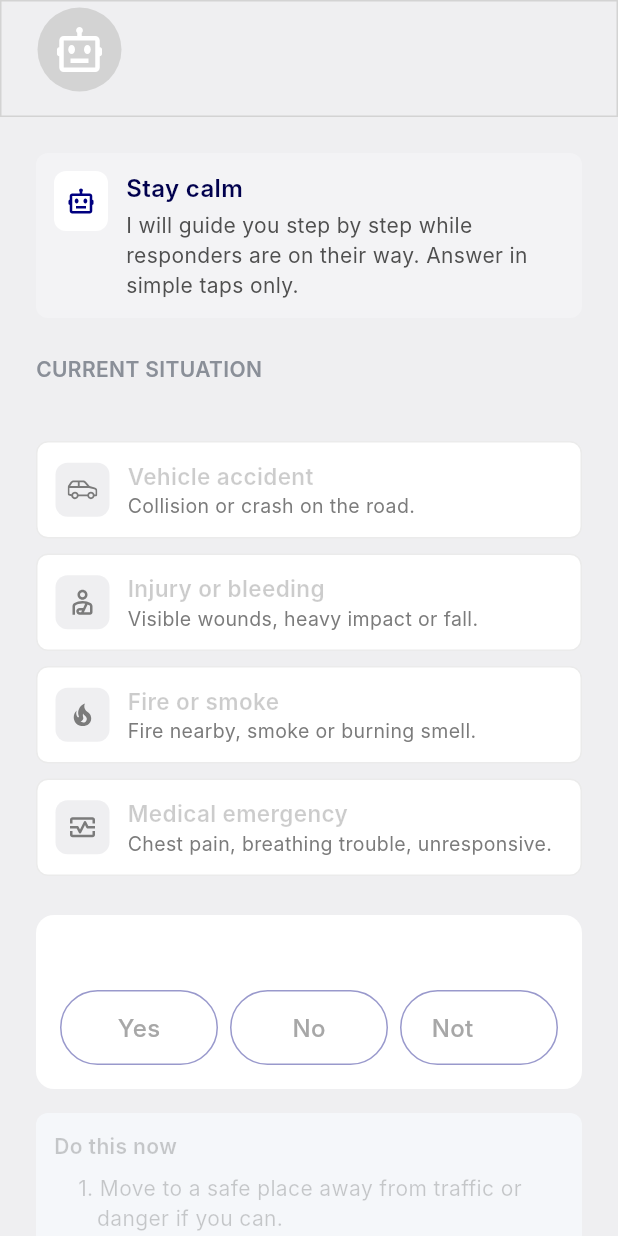
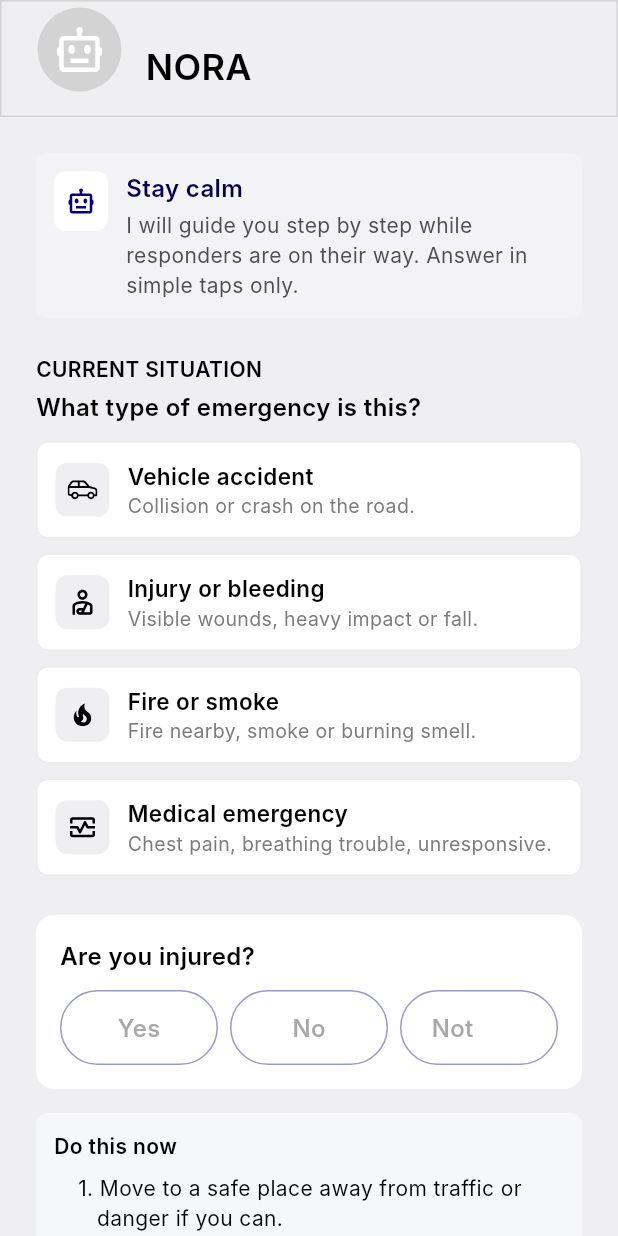
Before and after one commit to Tupo215/ResQMe, a Flutter app: the AiGuidanceScreen screen opened directly, on a phone screen of 412 x 824 dp. Run offline on Flutter 3.47's test engine with Material 3 defaults, Android fonts, the phone set to English and light mode, and no system bars; our stand-ins replace flutter_svg, geolocator, shared_preferences, speech_to_text; accounts and stored records are empty; Roboto replaces fonts that are missing (Inter).

Commit message:
4th commit

```diff
--- a/lib/screens/ai_guidance_screen.dart
+++ b/lib/screens/ai_guidance_screen.dart
@@ -55,8 +55,8 @@ class _AiGuidanceScreenState extends State<AiGuidanceScreen> {
                   const SizedBox(width: 16),
                   const Expanded(
                     child: Text('NORA',
-                        style: TextStyle(
-                            color: Color(0xFF00000033),
+                        style: const TextStyle(
+                            color: Colors.black,
                             fontSize: 24, fontFamily: 'Inter',
                             fontWeight: FontWeight.w600, height: 1.40)),
                   ),
@@ -123,13 +123,13 @@ class _AiGuidanceScreenState extends State<AiGuidanceScreen> {
 
                   // ── Emergency type ────────────────────────────────
                   const Text('CURRENT SITUATION',
-                      style: TextStyle(color: Color(0xFF8A8F98), fontSize: 14,
+                      style: TextStyle(color: Colors.black, fontSize: 14,
                           fontFamily: 'Inter', fontWeight: FontWeight.w600,
                           height: 1.40)),
                   const SizedBox(height: 4),
                   const Text('What type of emergency is this?',
-                      style: TextStyle(
-                          color: Color(0xFF00000033),
+                      style: const TextStyle(
+                          color: Colors.black,
                           fontSize: 16, fontFamily: 'Inter',
                           fontWeight: FontWeight.w600, height: 1.40)),
                   const SizedBox(height: 12),
@@ -165,7 +165,7 @@ class _AiGuidanceScreenState extends State<AiGuidanceScreen> {
                             ),
                             child: Center(child: ResQIcon(e.iconAsset, size: 20,
                                 color: isSelected
-                                    ? AppColors.navy : const Color(0xFF7B7B7B))),
+                                    ? AppColors.navy : Colors.black)),
                           ),
                           const SizedBox(width: 12),
                           Expanded(child: Column(
@@ -174,7 +174,7 @@ class _AiGuidanceScreenState extends State<AiGuidanceScreen> {
                               Text(e.title, style: TextStyle(
                                   color: isSelected
                                       ? AppColors.navy
-                                      : Colors.black.withValues(alpha: 0.20),
+                                      : Colors.black,
                                   fontSize: 15, fontFamily: 'Inter',
                                   fontWeight: FontWeight.w600, height: 1.40)),
                               Text(e.desc, style: const TextStyle(
@@ -203,8 +203,8 @@ class _AiGuidanceScreenState extends State<AiGuidanceScreen> {
                       crossAxisAlignment: CrossAxisAlignment.start,
                       children: [
                         const Text('Are you injured?',
-                            style: TextStyle(
-                                color: Color(0xFF00000033),
+                            style: const TextStyle(
+                                color: Colors.black,
                                 fontSize: 16, fontFamily: 'Inter',
                                 fontWeight: FontWeight.w600, height: 1.40)),
                         const SizedBox(height: 12),
@@ -244,7 +244,7 @@ class _AiGuidanceScreenState extends State<AiGuidanceScreen> {
                       children: [
                         Text('Do this now',
                             style: TextStyle(
-                                color: Colors.black.withValues(alpha: 0.20),
+                                color: Colors.black,
                                 fontSize: 14, fontFamily: 'Inter',
                                 fontWeight: FontWeight.w600, height: 1.40)),
                         const SizedBox(height: 8),
@@ -256,21 +256,21 @@ class _AiGuidanceScreenState extends State<AiGuidanceScreen> {
                               Text(
                                 '1. Move to a safe place away from traffic or\n   danger if you can.',
                                 style: TextStyle(
-                                    color: Colors.black.withValues(alpha: 0.20),
+                                    color: Colors.black,
                                     fontSize: 14, fontFamily: 'Inter',
                                     fontWeight: FontWeight.w400, height: 1.40)),
                               const SizedBox(height: 8),
                               Text(
                                 '2. Check if you can breathe normally and\n   speak in full sentences.',
                                 style: TextStyle(
-                                    color: Colors.black.withValues(alpha: 0.20),
+                                    color: Colors.black,
                                     fontSize: 14, fontFamily: 'Inter',
                                     fontWeight: FontWeight.w400, height: 1.40)),
                               const SizedBox(height: 8),
                               Text(
                                 '3. If others are with you, ask someone to\n   stay on lookout for responders.',
                                 style: TextStyle(
-                                    color: Colors.black.withValues(alpha: 0.20),
+                                    color: Colors.black,
                                     fontSize: 14, fontFamily: 'Inter',
                                     fontWeight: FontWeight.w400, height: 1.40)),
                             ],
@@ -281,8 +281,8 @@ class _AiGuidanceScreenState extends State<AiGuidanceScreen> {
                           mainAxisAlignment: MainAxisAlignment.spaceBetween,
                           children: [
                             const Text('Prefer listening instead of\nreading?',
-                                style: TextStyle(
-                                    color: Color(0xFF7B7B7B), fontSize: 14,
+                                style: const TextStyle(
+                                    color: Colors.black, fontSize: 14,
                                     fontFamily: 'Inter',
                                     fontWeight: FontWeight.w400, height: 1.40)),
                             Container(
@@ -302,7 +302,7 @@ class _AiGuidanceScreenState extends State<AiGuidanceScreen> {
                                 const SizedBox(width: 8),
                                 Text('Play voice\nguidance',
                                     style: TextStyle(
-                                        color: Colors.black.withValues(alpha: 0.20),
+                                        color: Colors.black,
                                         fontSize: 13, fontFamily: 'Inter',
                                         fontWeight: FontWeight.w600, height: 1.40)),
                               ]),
--- a/lib/screens/report_what_screen.dart
+++ b/lib/screens/report_what_screen.dart
@@ -114,7 +114,7 @@ class _ReportWhatScreenState extends State<ReportWhatScreen> {
           Padding(
             padding: const EdgeInsets.fromLTRB(24, 0, 24, 24),
             child: ReportNextButton(
-              enabled: _selected != null,
+              enabled: true,
               onTap: () => Navigator.of(context).push(MaterialPageRoute(
                   builder: (_) => ReportVictimScreen(
                     reportingFor: widget.reportingFor,
```
Also changed, not shown: lib/screens/medical_profile_screen.dart (+7 -7 lines), lib/screens/personal_profile_screen.dart (+14 -14 lines), lib/screens/report_sent_screen.dart (+9 -9 lines), lib/screens/report_victim_screen.dart (+6 -6 lines), lib/screens/report_who_screen.dart (+4 -4 lines), lib/screens/settings_screen.dart (+5 -5 lines), lib/screens/voice_ai_screen.dart (+9 -9 lines).
